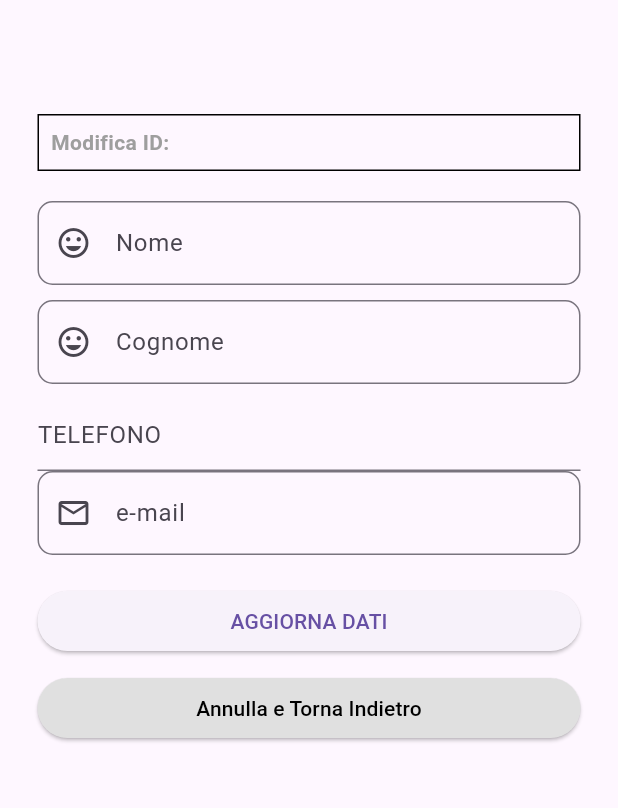
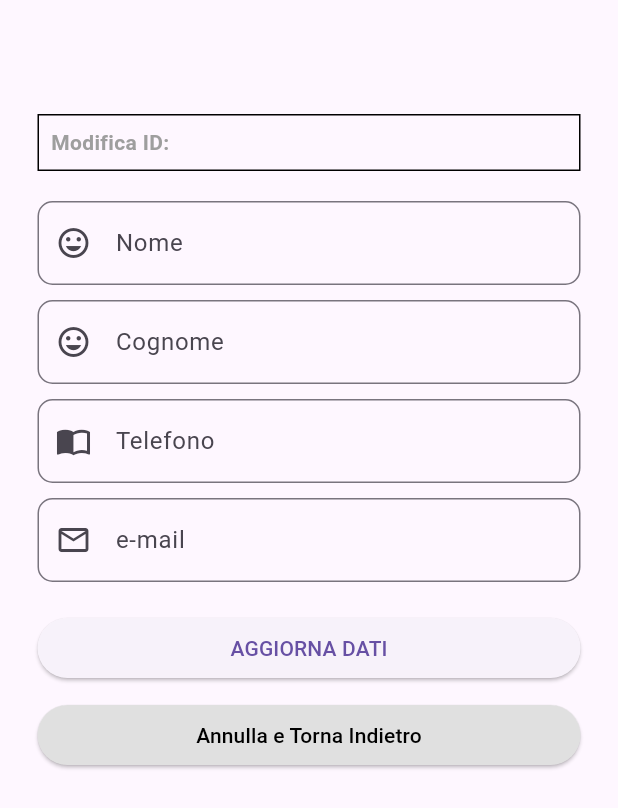
Before and after one commit to cavallir/progetto, a Flutter app: the HomePageUpdate screen opened directly with empty values, on a phone screen of 412 x 824 dp. Shown: the top 808 px of the screen. Run offline on Flutter 3.47's test engine with Material 3 defaults, Android fonts, the light colour scheme and no system bars; our stand-ins replace audioplayers, lottie, shared_preferences; accounts and stored records are empty.

Commit message:
Update classe_update.dart

```diff
--- a/save_google_sheet/lib/classe_update.dart
+++ b/save_google_sheet/lib/classe_update.dart
@@ -157,8 +157,18 @@
                 controller: mobileController,
                 validator: (val) =>
                     val!.isEmpty ? "Mettere Numero Telefono Valido" : null,
-                decoration: const InputDecoration(hintText: "TELEFONO"),
+                decoration: const InputDecoration(
+                  prefixIcon: Icon(Icons.import_contacts),
+                  hintText: "TELEFONO",
+                  labelText: 'Telefono',
+                  border: OutlineInputBorder(
+                    borderRadius: BorderRadius.all(
+                      Radius.circular(10.0),
+                    ),
+                  ),
+                ),
               ),
+              const SizedBox(height: 10),
               TextFormField(
                 controller: emailController,
                 validator: (val) =>
```
